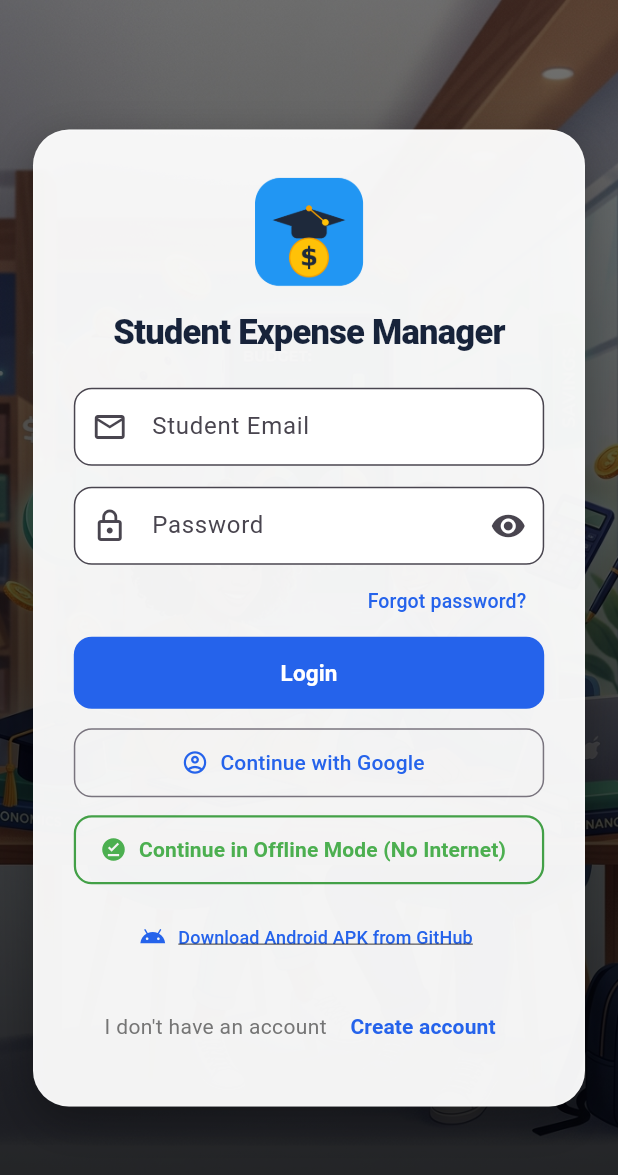
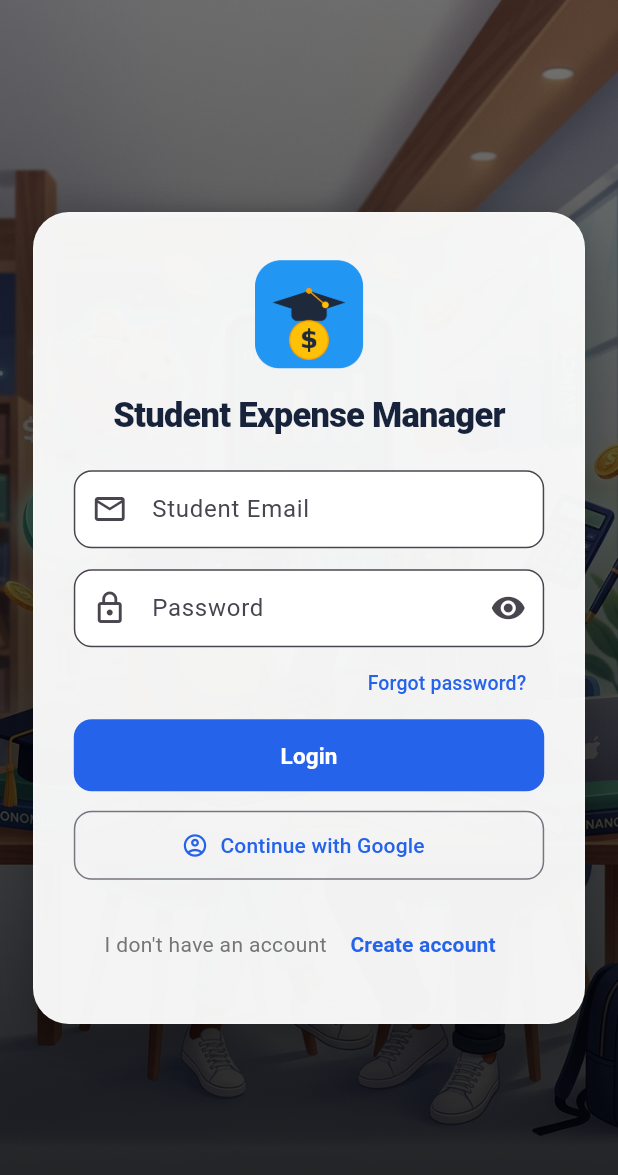
Before and after one commit to alemigaedwin/student-expense-manager-, a Flutter app: the screen it shows after launch, on a phone screen of 412 x 824 dp. Shown: the top 1175 px of the screen. Run offline on Flutter 3.47's test engine with Material 3 defaults, Android fonts, the phone set to English and light mode, and no system bars; our stand-ins replace file_picker, fl_chart, google_sign_in, hive_flutter, image_picker, pdf and 2 more; missing offline and left inert: dart:html, excel; accounts and stored records are empty.

Commit message:
Fix Android APK workflow, set minSdk 21, remove demo content, clean login UI, and enable real offline storage

```diff
--- a/lib/screens/auth/login_screen.dart
+++ b/lib/screens/auth/login_screen.dart
@@ -2,7 +2,6 @@ import 'package:flutter/foundation.dart';
 import 'package:flutter/material.dart';
 import 'package:google_sign_in/google_sign_in.dart';
 import 'package:provider/provider.dart';
-import 'package:url_launcher/url_launcher.dart';
 import '../../services/app_state.dart';
 import '../../services/backend_service.dart';
 import '../../utils/app_colors.dart';
@@ -357,42 +356,7 @@ class _LoginScreenState extends State<LoginScreen> {
                             shape: RoundedRectangleBorder(borderRadius: BorderRadius.circular(12)),
                           ),
                         ),
-                        const SizedBox(height: 10),
-
-                        // Offline Mode Button
-                        OutlinedButton.icon(
-                          onPressed: () {
-                            context.read<AppState>().startOfflineMode();
-                          },
-                          icon: const Icon(Icons.offline_pin, color: Colors.green),
-                          label: const Text(
-                            'Continue in Offline Mode (No Internet)',
-                            style: TextStyle(fontWeight: FontWeight.bold, color: Colors.green),
-                          ),
-                          style: OutlinedButton.styleFrom(
-                            minimumSize: const Size.fromHeight(46),
-                            side: BorderSide(color: Colors.green.shade600, width: 1.5),
-                            shape: RoundedRectangleBorder(borderRadius: BorderRadius.circular(12)),
-                          ),
-                        ),
-                        const SizedBox(height: 10),
-
-                        // Download APK Button (Direct GitHub link)
-                        TextButton.icon(
-                          onPressed: () async {
-                            final uri = Uri.parse(
-                                'https://github.com/alemigaedwin/student-expense-manager-/releases/latest/download/app-release.apk');
-                            if (await canLaunchUrl(uri)) {
-                              await launchUrl(uri, mode: LaunchMode.externalApplication);
-                            }
-                          },
-                          icon: const Icon(Icons.android, size: 18),
-                          label: const Text(
-                            'Download Android APK from GitHub',
-                            style: TextStyle(fontSize: 12, decoration: TextDecoration.underline),
-                          ),
-                        ),
-                        const SizedBox(height: 12),
+                        const SizedBox(height: 18),
 
                         // Register Link
                         Row(
```
Also changed, not shown: lib/services/app_state.dart (+57 -35 lines), 4 other files.
